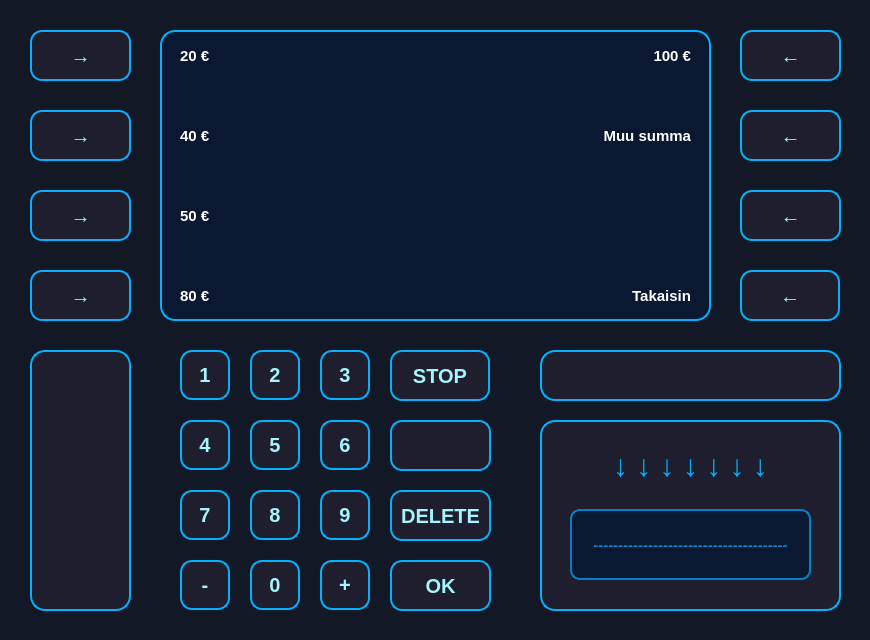
Old version of the form bank-automat/withdraw.ui in the repository DeveMike/Software_Development_Application_Project.
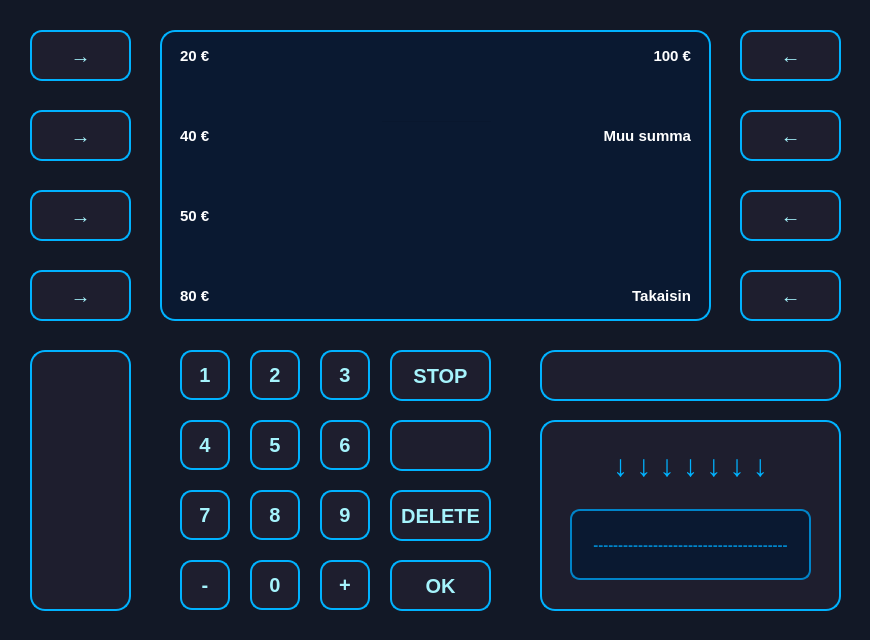
New version of the form. Icons and pictures are not drawn.

The edit to the form file:
```diff
--- a/bank-automat/withdraw.ui
+++ b/bank-automat/withdraw.ui
@@ -23,7 +23,7 @@
     <rect>
      <x>390</x>
      <y>350</y>
-     <width>100</width>
+     <width>101</width>
      <height>51</height>
     </rect>
    </property>
@@ -1482,7 +1482,7 @@
     <rect>
      <x>740</x>
      <y>270</y>
-     <width>100</width>
+     <width>101</width>
      <height>51</height>
     </rect>
    </property>
```
